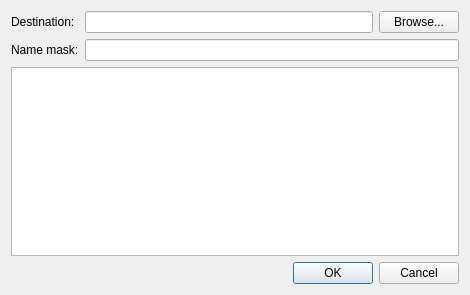
First picture: the form in src/plugins/lmp/radiotracksgrabdialog.ui, repository 0xd34df00d/leechcraft, before the edit.
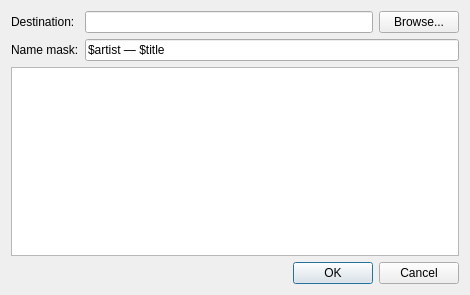
Second picture: the form after the edit.

Commit message: [LMP] Default name mask value in RadioTracksGrabDialog.

Patch:
```diff
--- a/src/plugins/lmp/radiotracksgrabdialog.ui
+++ b/src/plugins/lmp/radiotracksgrabdialog.ui
@@ -43,7 +43,11 @@
     </widget>
    </item>
    <item row="1" column="1">
-    <widget class="QLineEdit" name="NameMask_"/>
+    <widget class="QLineEdit" name="NameMask_">
+     <property name="text">
+      <string>$artist — $title</string>
+     </property>
+    </widget>
    </item>
    <item row="3" column="1">
     <widget class="QDialogButtonBox" name="ButtonBox_">
```
